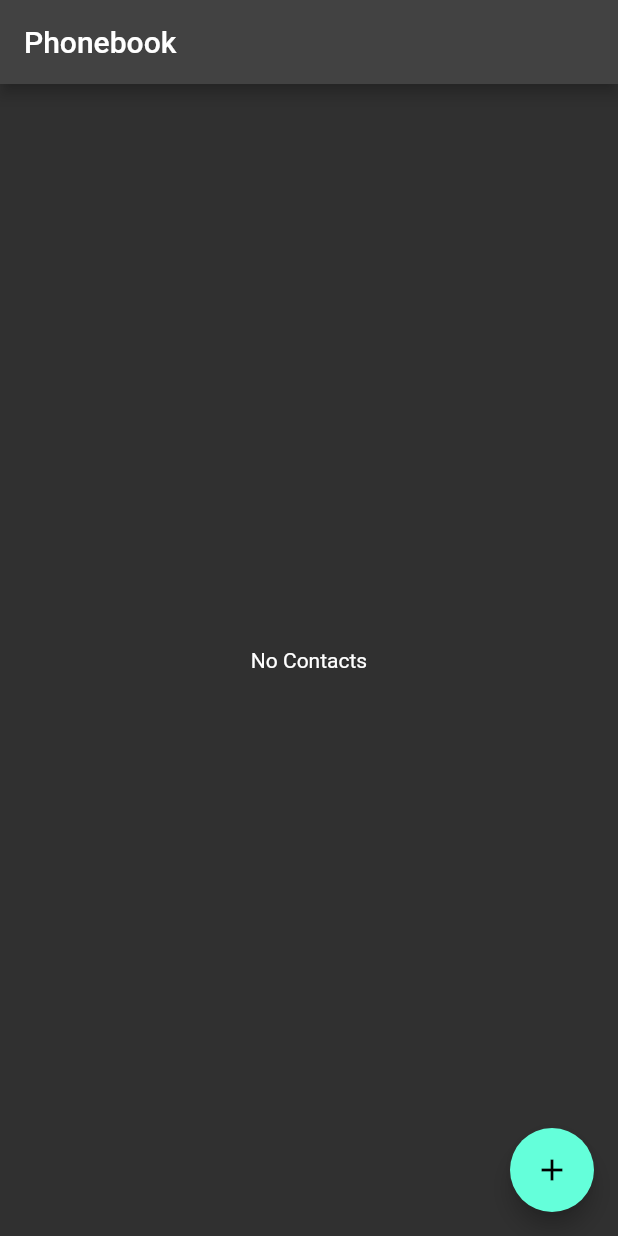
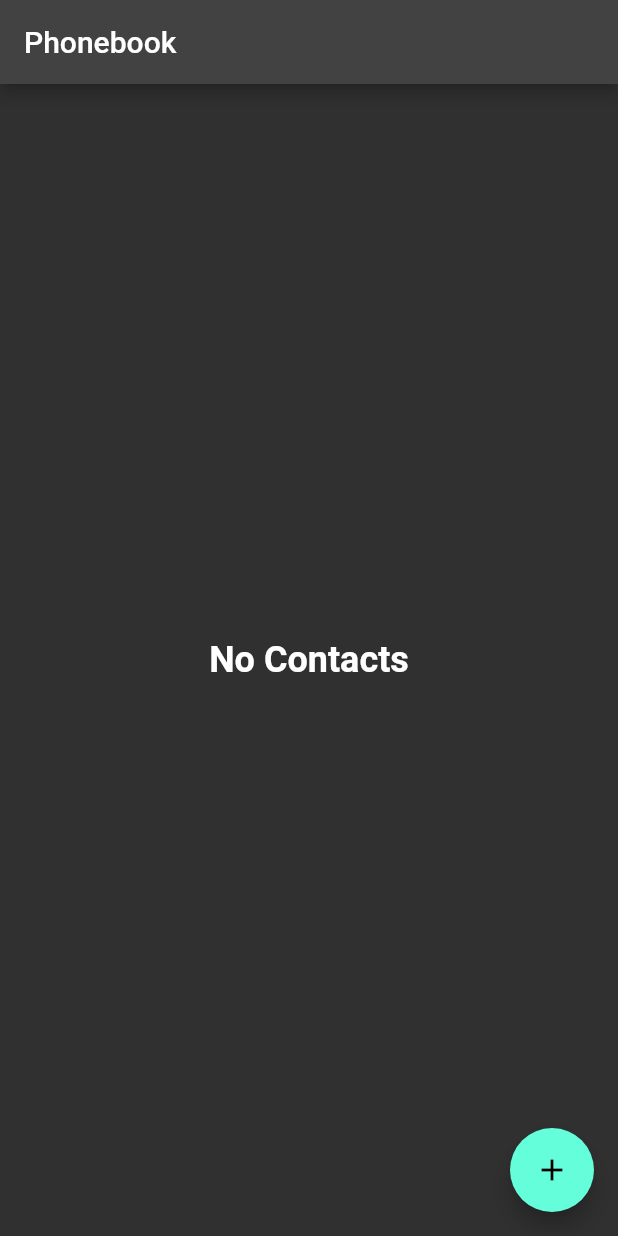
Before and after one commit to zimbaldi/Phonebook-app-flutter, a Flutter app: the screen it shows after launch, on a phone screen of 412 x 824 dp. Run offline on Flutter 3.47's test engine with Material 2 defaults, Android fonts, the phone set to English and light mode, and no system bars; our stand-ins replace dio, mask_text_input_formatter; missing offline and left inert: validatorless; network calls fail.

Commit message:
Edited text size for 'No Contacts'

```diff
--- a/lib/pages/main_page.dart
+++ b/lib/pages/main_page.dart
@@ -53,7 +53,11 @@ class _MainPageState extends State<MainPage> {
         },
         child: Visibility(
           visible: phonebook.isNotEmpty,
-          replacement: const Center(child: Text('No Contacts')),
+          replacement: const Center(
+              child: Text(
+            'No Contacts',
+            style: TextStyle(fontSize: 24, fontWeight: FontWeight.w600),
+          )),
           child: Padding(
             padding: const EdgeInsets.all(8.0),
             child: Column(
```
